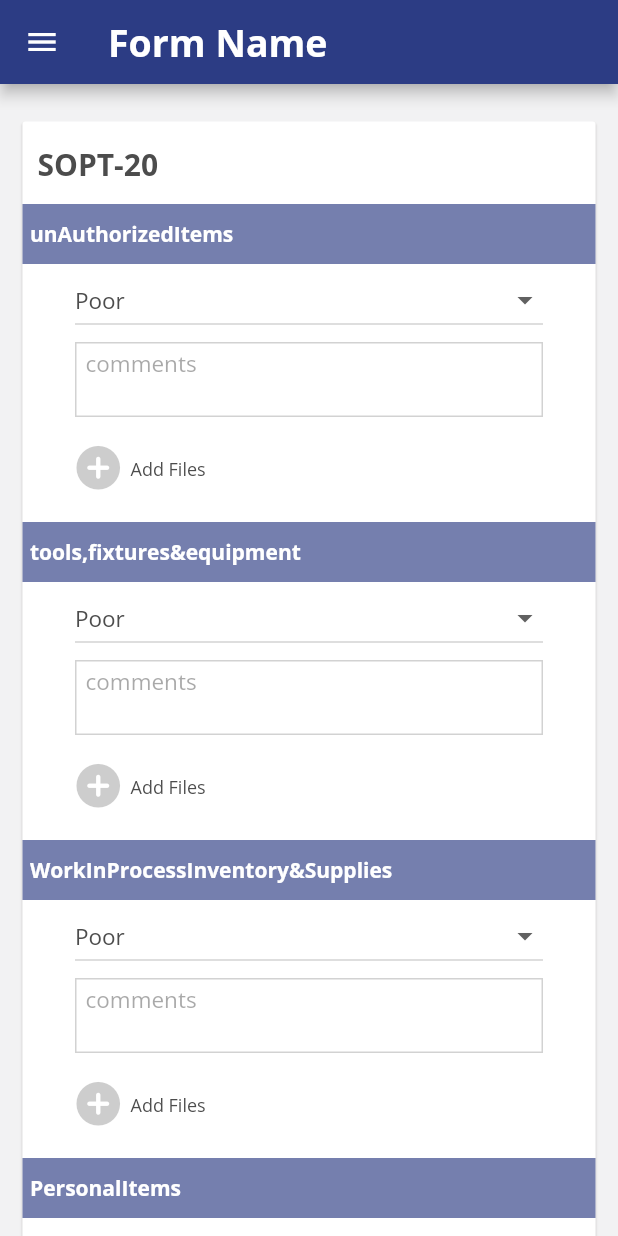
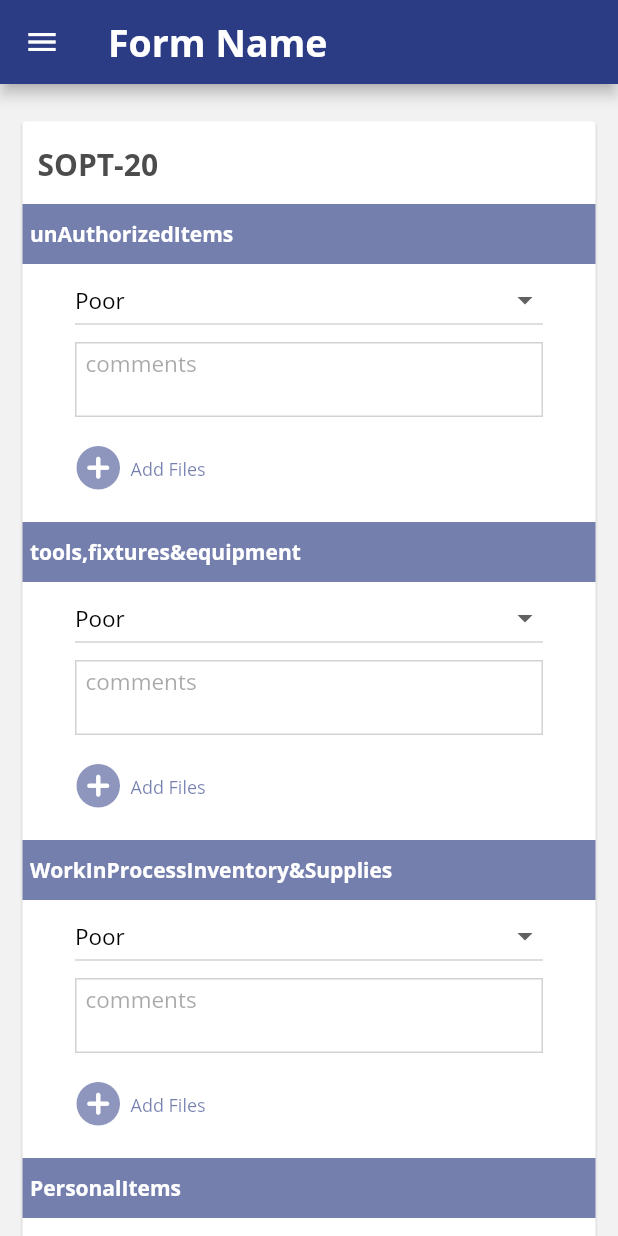
Before and after one commit to Ravishankarpi/AnyCollect, a Flutter app: the screen it shows after launch, on a phone screen of 412 x 824 dp. Run offline on Flutter 3.47's test engine with Material 2 defaults, Android fonts, the phone set to English and light mode, and no system bars; our stand-ins replace csv, fluttertoast, google_fonts, image_picker, pdf and 3 more; missing offline and left inert: dart:ffi, excel, universal_html.

Commit message:
Final UI

```diff
--- a/lib/controls/dropdown.dart
+++ b/lib/controls/dropdown.dart
@@ -90,7 +90,7 @@ List<Options> obtions = getObject(anyCollect, indexOfJsonId).options;
       style: GoogleFonts.openSans(textStyle: TextStyle(
                                         fontSize: 15,
                                         fontWeight: FontWeight.normal,
-                                        color: Color(0xFF4c4c4c)),)
+                                        color: Color.fromARGB(255, 0, 0, 0)),)
       ),
       value: value.id,
     ));
--- a/lib/controls/image_picker.dart
+++ b/lib/controls/image_picker.dart
@@ -71,7 +71,7 @@ SizedBox buildIconButton(
                 Icon(
                   icon,
                   size: 35,
-                  color: Color.fromARGB(71, 76, 76, 76),
+                  color: Color.fromARGB(137, 44, 60, 132),
                 ),
                 buildSizedBox(0.0, 4),
                 SizedBox(
@@ -81,7 +81,7 @@ SizedBox buildIconButton(
                       style: GoogleFonts.openSans(textStyle: TextStyle(
                                         fontSize: 12,
                                         fontWeight: FontWeight.normal,
-                                        color: Color(0xFF4c4c4c)),)
+                                        color: Color.fromARGB(167, 44, 60, 132)),)
 
                           ),
                 )
--- a/lib/main.dart
+++ b/lib/main.dart
@@ -159,6 +159,6 @@ class _State extends State<MyStatefulWidget> with ChangeNotifier {
     //           })));
 
     return DynamiceForm();
-    // return ChooseForms();
+    //  return FormDetials();
   }
 }
```
